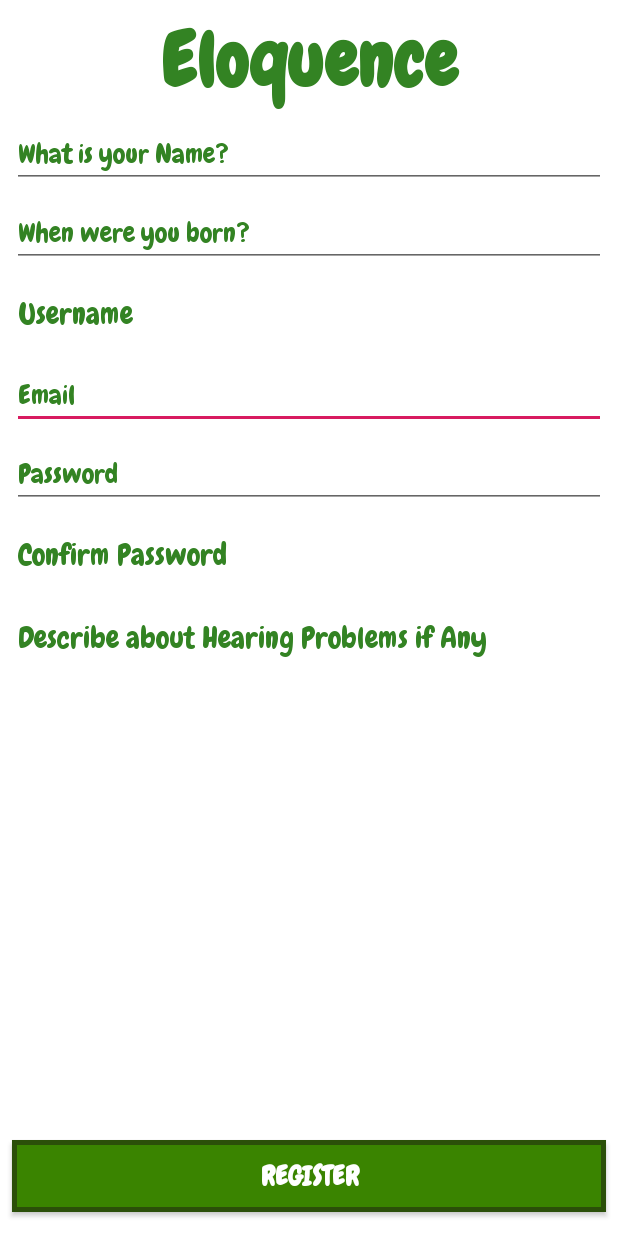
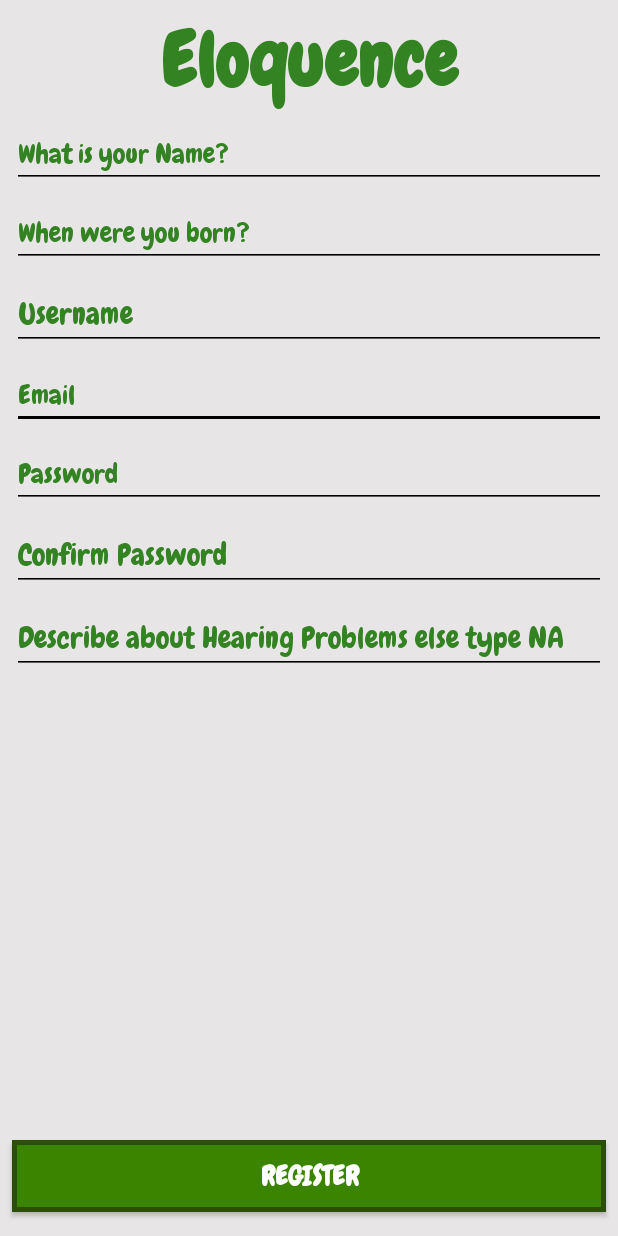
Before and after one commit to mie324/Eloquence, an Android app: the SignUp screen opened directly, with no data from a screen before it, on a phone screen of 412 x 824 dp. Run offline under Robolectric (Android 15) with nearby library versions, the phone set to English and light mode, and no system bars; our stand-ins replace Firebase (no records; nobody signed in at launch, a user with empty details on screens opened directly).

Commit message:
Register page View updated

```diff
--- a/app/src/main/java/com/example/urmi/eloquence/SignUp.java
+++ b/app/src/main/java/com/example/urmi/eloquence/SignUp.java
@@ -242,7 +242,7 @@ public class SignUp extends AppCompatActivity {
 
         else {
 
-            Toast.makeText(SignUp.this, "Something went wrong Account not registered.",
+            Toast.makeText(SignUp.this, "Email ID already registered.",
                     Toast.LENGTH_SHORT).show();
          }
     }
--- a/app/src/main/java/com/example/urmi/eloquence/setDate.java
+++ b/app/src/main/java/com/example/urmi/eloquence/setDate.java
@@ -39,7 +39,6 @@ class setDate implements View.OnFocusChangeListener, DatePickerDialog.OnDateSetL
 
     @Override
     public void onFocusChange(View v, boolean hasFocus) {
-        // TODO Auto-generated method stub
         if(hasFocus){
             new DatePickerDialog(ctx, this, myCalendar
                     .get(Calendar.YEAR), myCalendar.get(Calendar.MONTH),
--- a/app/src/main/res/layout/activity_signup.xml
+++ b/app/src/main/res/layout/activity_signup.xml
@@ -36,6 +36,7 @@
         app:layout_constraintEnd_toEndOf="parent"
         app:layout_constraintHorizontal_bias="1.0"
         app:layout_constraintStart_toStartOf="parent"
+        android:backgroundTint="@color/common_google_signin_btn_text_dark_focused"
         app:layout_constraintTop_toBottomOf="@+id/username" />
 
     <EditText
@@ -45,7 +46,7 @@
         android:layout_marginStart="8dp"
         android:layout_marginTop="8dp"
         android:layout_marginEnd="8dp"
-        android:backgroundTint="#ffff"
+        android:backgroundTint="@color/common_google_signin_btn_text_dark_focused"
         android:hint="@string/username"
         android:inputType="textPersonName"
         android:textAlignment="viewStart"
@@ -76,6 +77,7 @@
         android:textColorHint="@color/colorFontGreen"
         app:layout_constraintEnd_toEndOf="parent"
         app:layout_constraintStart_toStartOf="parent"
+        android:backgroundTint="@color/common_google_signin_btn_text_dark_focused"
         app:layout_constraintTop_toBottomOf="@+id/login_email" />
 
 
@@ -87,8 +89,7 @@
         android:layout_marginTop="8dp"
         android:layout_marginEnd="8dp"
         android:autofillHints=""
-        android:backgroundTint="#ffff"
-
+        android:backgroundTint="@color/common_google_signin_btn_text_dark_focused"
         android:hint="@string/confirm_password"
         android:inputType="textPassword"
         android:textAlignment="viewStart"
@@ -106,7 +107,7 @@
         android:layout_marginStart="8dp"
         android:layout_marginTop="8dp"
         android:layout_marginEnd="8dp"
-        android:backgroundTint="#ffff"
+        android:backgroundTint="@color/common_google_signin_btn_text_dark_focused"
         android:ems="10"
         android:hint="@string/hearing_loss"
         android:inputType="textMultiLine"
@@ -150,6 +151,7 @@
         android:textColor="@color/colorFontGreen"
         android:textColorHint="@color/colorFontGreen"
         app:layout_constraintEnd_toEndOf="parent"
+        android:backgroundTint="@color/common_google_signin_btn_text_dark_focused"
         app:layout_constraintStart_toStartOf="parent"
         app:layout_constraintTop_toBottomOf="@+id/appname" />
 
@@ -166,6 +168,7 @@
         android:textColor="@color/colorFontGreen"
         android:textColorHint="@color/colorFontGreen"
         app:layout_constraintEnd_toEndOf="parent"
+        android:backgroundTint="@color/common_google_signin_btn_text_dark_focused"
         app:layout_constraintStart_toStartOf="parent"
         android:clickable="true"
         app:layout_constraintTop_toBottomOf="@+id/nameField" />
--- a/app/src/main/res/values/colors.xml
+++ b/app/src/main/res/values/colors.xml
@@ -4,7 +4,7 @@
     <color name="colorPrimaryDark">#00574B</color>
     <color name="colorAccent">#d81b60</color>
     <color name="colorFontGreen">#338323</color>
-    <color name="colorWhite">#FFF</color>
+    <color name="colorWhite">#e7e5e5</color>
     <color name="colorBlue">#34A3FF</color>
     <color name="colorDarkBlue">#246DA8</color>
 </resources>
--- a/app/src/main/res/values/strings.xml
+++ b/app/src/main/res/values/strings.xml
@@ -6,7 +6,7 @@
     <string name="email">Email</string>
     <string name="password">Password</string>
     <string name="username">Username</string>
-    <string name="hearing_loss">Describe about Hearing Problems if Any</string>
+    <string name="hearing_loss">Describe about Hearing Problems else type NA</string>
     <string name="error_field_required">Field Required</string>
     <string name="error_invalid_email">Invalid Email</string>
     <string name="error_not_match">Password not matched</string>
```
